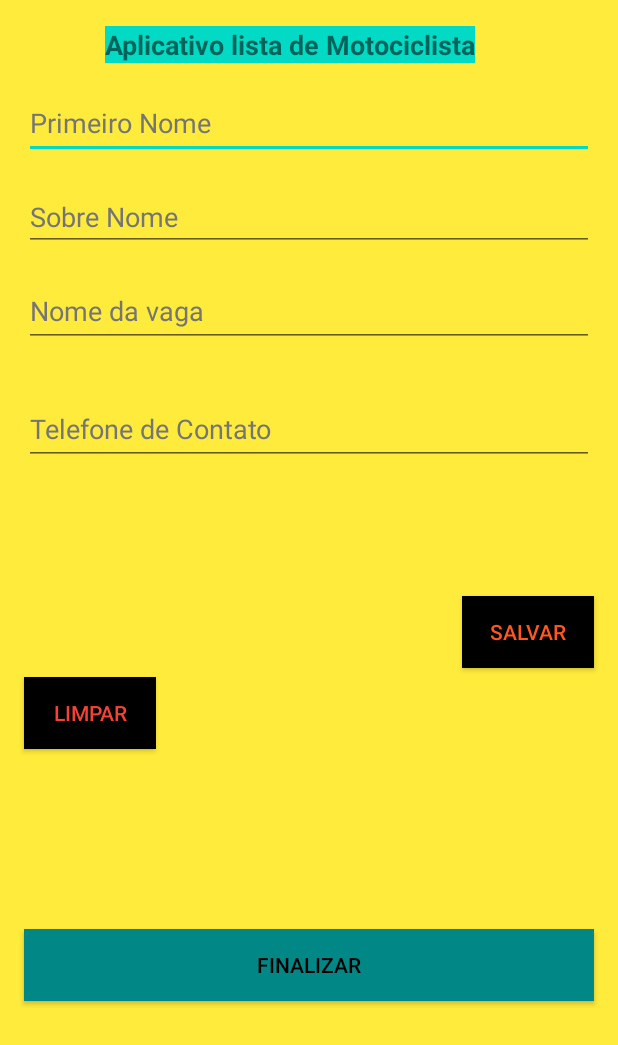
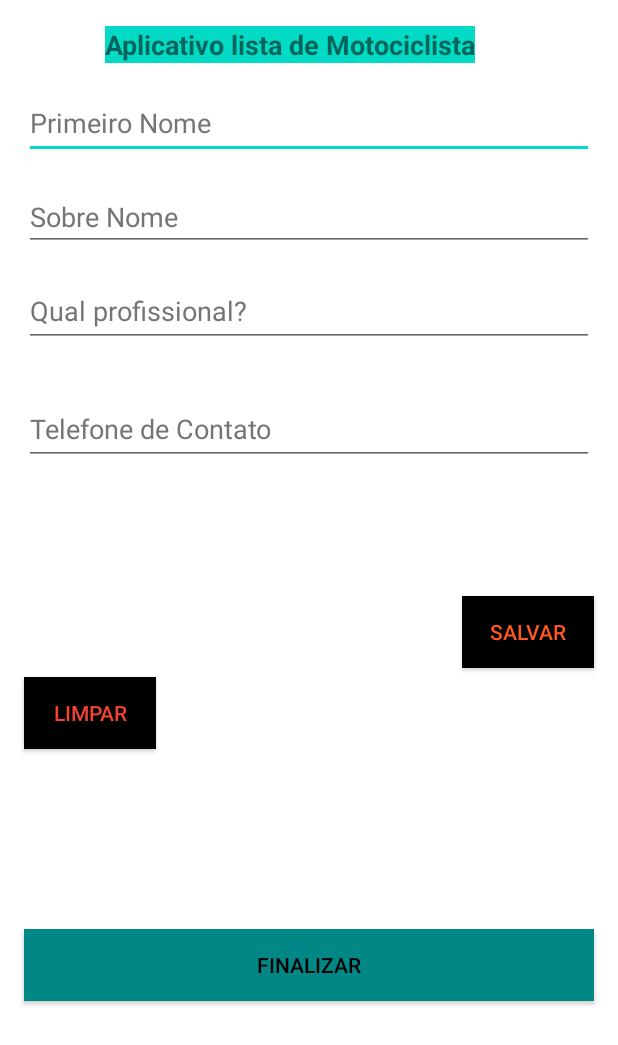
Before and after one commit to renatobrasil1/Curso-Desenvolvimento-Android, an Android app: the screen it shows after launch (MainActivity), on a phone screen of 412 x 824 dp. Shown: the top 1045 px of the screen. Run offline under Robolectric (Android 15) with nearby library versions, the phone set to English and light mode, and no system bars.

Commit message:
Layout correto App Lista Vip com ids para o textView e EditText

```diff
--- a/Applistamotociclista/app/src/main/res/layout/activity_main.xml
+++ b/Applistamotociclista/app/src/main/res/layout/activity_main.xml
@@ -3,13 +3,12 @@
     xmlns:app="http://schemas.android.com/apk/res-auto"
     xmlns:tools="http://schemas.android.com/tools"
     android:layout_width="match_parent"
-    android:background="@color/amarelo"
+    android:background="@color/white"
     android:layout_height="match_parent">
 
 
-    <TextView
-        android:background="@color/teal_200"
-        android:id="@+id/txttitulo"
+    <TextView android:background="@color/teal_200"
+        android:id="@+id/txtTituloApp"
         android:layout_width="wrap_content"
         android:layout_height="wrap_content"
         android:text="@string/txt_titulo"
@@ -22,8 +21,7 @@
         app:layout_constraintTop_toTopOf="parent"
         app:layout_constraintVertical_bias="0.022" />
 
-    <EditText
-        android:id="@+id/editPrimeiroNome"
+    <EditText android:id="@+id/editPrimeiroNome"
         android:layout_width="match_parent"
         android:layout_height="48dp"
         android:layout_margin="16dp"
@@ -34,11 +32,10 @@
         android:textColorHint="#757575"
         app:layout_constraintEnd_toEndOf="parent"
         app:layout_constraintStart_toStartOf="parent"
-        app:layout_constraintTop_toBottomOf="@+id/txttitulo"
+        app:layout_constraintTop_toBottomOf="@+id/txtTituloApp"
         android:autofillHints="" />
 
-    <EditText
-        android:id="@+id/editSobreNome"
+    <EditText android:id="@+id/editSobreNome"
         android:layout_width="match_parent"
         android:layout_height="45dp"
         android:layout_margin="16dp"
@@ -53,13 +50,12 @@
         tools:ignore="TouchTargetSizeCheck"
         android:autofillHints="" />
 
-    <EditText
-        android:id="@+id/editNomeDaVaga"
+    <EditText android:id="@+id/editQualProfissional"
         android:layout_width="match_parent"
         android:layout_height="48dp"
         android:layout_margin="16dp"
         android:ems="10"
-        android:hint="@string/txt_hint_edit_nome_da_vaga"
+        android:hint="@string/txt_hint_edit_profissional_desejado"
         android:inputType="textPersonName"
         android:minHeight="48dp"
         android:textColorHint="#757575"
@@ -68,8 +64,7 @@
         app:layout_constraintTop_toBottomOf="@+id/editSobreNome"
         android:autofillHints="" />
 
-    <EditText
-        android:id="@+id/editTelefoneDeContato"
+    <EditText android:id="@+id/editTelefoneDeContato"
         android:layout_width="match_parent"
         android:layout_height="48dp"
         android:layout_margin="16dp"
@@ -82,12 +77,11 @@
         app:layout_constraintEnd_toEndOf="parent"
         app:layout_constraintHorizontal_bias="0.093"
         app:layout_constraintStart_toStartOf="parent"
-        app:layout_constraintTop_toBottomOf="@+id/editNomeDaVaga"
+        app:layout_constraintTop_toBottomOf="@+id/editQualProfissional"
         app:layout_constraintVertical_bias="0.105"
         android:autofillHints="" />
 
-    <Button
-        android:id="@+id/btnLimpar"
+    <Button android:id="@+id/btnLimpar"
         android:layout_width="wrap_content"
         android:layout_height="wrap_content"
         android:layout_marginStart="16dp"
@@ -98,8 +92,7 @@
         app:layout_constraintBottom_toTopOf="@+id/btnFinalizar"
         app:layout_constraintStart_toStartOf="parent" />
 
-    <Button
-        android:id="@+id/btnsalvar"
+    <Button android:id="@+id/btnSalvar"
         android:layout_width="wrap_content"
         android:layout_height="wrap_content"
         android:layout_marginEnd="16dp"
@@ -113,8 +106,7 @@
         app:layout_constraintTop_toBottomOf="@+id/editTelefoneDeContato"
         app:layout_constraintVertical_bias="0.333" />
 
-    <Button
-        android:id="@+id/btnFinalizar"
+    <Button android:id="@+id/btnFinalizar"
         android:layout_width="match_parent"
         android:layout_height="wrap_content"
         android:layout_margin="16dp"
@@ -125,6 +117,6 @@
         app:layout_constraintBottom_toBottomOf="parent"
         app:layout_constraintEnd_toEndOf="parent"
         app:layout_constraintStart_toStartOf="parent"
-        app:layout_constraintTop_toTopOf="@+id/txttitulo"
+        app:layout_constraintTop_toTopOf="@+id/txtTituloApp"
         app:layout_constraintVertical_bias="0.806" />
 </androidx.constraintlayout.widget.ConstraintLayout>
--- a/Applistamotociclista/app/src/main/res/values/strings.xml
+++ b/Applistamotociclista/app/src/main/res/values/strings.xml
@@ -3,7 +3,7 @@
     <string name="txt_titulo">Aplicativo lista de Motociclista</string>
     <string name="txt_hint_edit_primeiro_nome">Primeiro Nome</string>
     <string name="txt_hint_edit_sobrenome">Sobre Nome</string>
-    <string name="txt_hint_edit_nome_da_vaga">Nome da vaga</string>
+    <string name="txt_hint_edit_profissional_desejado">Qual profissional?</string>
     <string name="txt_hint_edit_telefone_de_contato">Telefone de Contato</string>
      <string name="txt_btn_limpar">LIMPAR</string>
     <string name="txt_btn_salvar">SALVAR</string>
```
